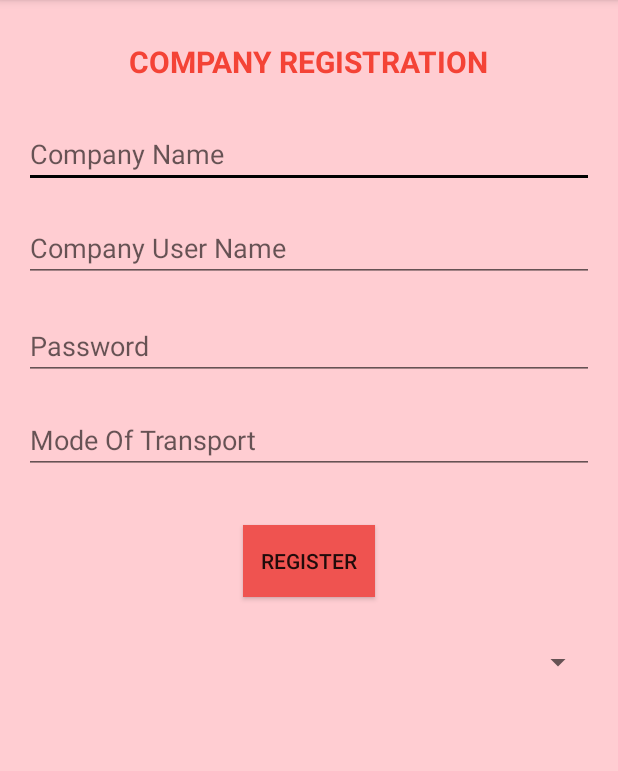
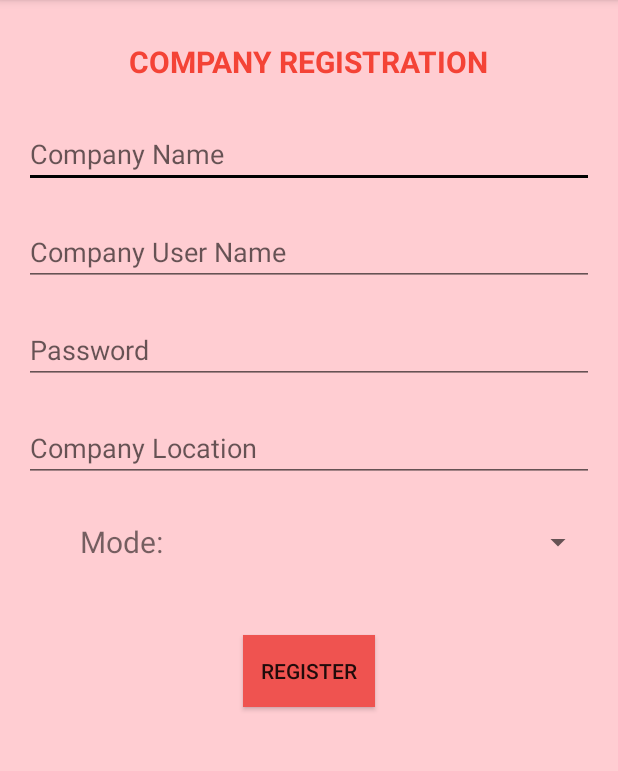
Before and after one commit to Utkarsh-Bajpai/STRS, an Android app: the CompanyRegisterActivity screen opened directly, with no data from a screen before it, on a phone screen of 412 x 824 dp, the part 84-855 px from its top. Run offline under Robolectric (Android 15) with nearby library versions, the phone set to English and light mode, and no system bars; 2 statements that could not run were skipped.

Commit message:
Completed UI + Added Spinners

```diff
--- a/app/src/main/java/com/example/android/strs/CompanyRegisterActivity.java
+++ b/app/src/main/java/com/example/android/strs/CompanyRegisterActivity.java
@@ -2,22 +2,80 @@ package com.example.android.strs;
 
 import android.support.v7.app.AppCompatActivity;
 import android.os.Bundle;
+import android.text.TextUtils;
+import android.view.View;
+import android.widget.AdapterView;
+import android.widget.ArrayAdapter;
 import android.widget.Button;
 import android.widget.EditText;
 import android.widget.Spinner;
 
 public class CompanyRegisterActivity extends AppCompatActivity {
 
+        private EditText etCMode;
+        private EditText etCName;
+        private EditText etCUsername;
+        private EditText etCPassword;
+        private Button bCRegister;
+        private Spinner modeSpinner;
+
+    private int mode = 0;
+
     @Override
     protected void onCreate(Bundle savedInstanceState) {
         super.onCreate(savedInstanceState);
         setContentView(R.layout.activity_company_register);
 
-        final EditText etCMode = (EditText) findViewById(R.id.etCMode);
-        final EditText etCName = (EditText) findViewById(R.id.etCName);
-        final EditText etCUsername = (EditText) findViewById(R.id.etCUsername);
-        final EditText etCPassword = (EditText) findViewById(R.id.etCPassword);
-        final Button bCRegister = (Button) findViewById(R.id.bCRegister);
+        // Find all relevant views that we will need to read user input from
+        etCMode = (EditText) findViewById(R.id.etCMode);
+        etCName = (EditText) findViewById(R.id.etCName);
+        etCUsername = (EditText) findViewById(R.id.etCUsername);
+        etCPassword = (EditText) findViewById(R.id.etCPassword);
+        bCRegister = (Button) findViewById(R.id.bCRegister);
+        modeSpinner = (Spinner) findViewById(R.id.spinner_Cmode);
+
+        setupSpinner();
 
     }
+
+    /**
+     * Setup the dropdown spinner that allows the user to select the gender of the pet.
+     */
+    private void setupSpinner() {
+        // Create adapter for spinner. The list options are from the String array it will use
+        // the spinner will use the default layout
+        ArrayAdapter genderSpinnerAdapter = ArrayAdapter.createFromResource(this,
+                R.array.array_mode_options, android.R.layout.simple_spinner_item);
+
+        // Specify dropdown layout style - simple list view with 1 item per line
+        genderSpinnerAdapter.setDropDownViewResource(android.R.layout.simple_dropdown_item_1line);
+
+        // Apply the adapter to the spinner
+        modeSpinner.setAdapter(genderSpinnerAdapter);
+
+        // Set the integer mSelected to the constant values
+        modeSpinner.setOnItemSelectedListener(new AdapterView.OnItemSelectedListener() {
+            @Override
+            public void onItemSelected(AdapterView<?> parent, View view, int position, long id) {
+                String selection = (String) parent.getItemAtPosition(position);
+                if (!TextUtils.isEmpty(selection)) {
+                    if (selection.equals(getString(R.string.mode_cab))) {
+                        mode = 1;//Cab
+                    } else if (selection.equals(getString(R.string.mode_bus))) {
+                        mode = 2;//Bus
+                    } else if (selection.equals(getString(R.string.mode_train))) {
+                        mode = 3;//Train
+                    } else {
+                        mode = 4;//Air Plane
+                    }
+                }
+            }
+
+            // Because AdapterView is an abstract class, onNothingSelected must be defined
+            @Override
+            public void onNothingSelected(AdapterView<?> parent) {
+                mode = 4;
+            }
+        });
+    }
 }
--- a/app/src/main/res/layout/activity_company_register.xml
+++ b/app/src/main/res/layout/activity_company_register.xml
@@ -14,7 +14,7 @@
     <TextView
         android:text="Company Registration"
         android:textAllCaps="true"
-        android:textSize="20dp"
+        android:textSize="20sp"
         android:layout_width="wrap_content"
         android:layout_height="wrap_content"
         android:layout_alignParentTop="true"
@@ -46,7 +46,7 @@
         android:layout_below="@+id/etCName"
         android:layout_alignParentLeft="true"
         android:layout_alignParentStart="true"
-        android:layout_marginTop="17dp"
+        android:layout_marginTop="20dp"
         android:id="@+id/etCUsername"
         android:layout_alignParentRight="true"
         android:layout_alignParentEnd="true"
@@ -74,30 +74,44 @@
         android:layout_below="@+id/etCPassword"
         android:layout_alignParentLeft="true"
         android:layout_alignParentStart="true"
-        android:layout_marginTop="17dp"
+        android:layout_marginTop="20dp"
         android:id="@+id/etCMode"
         android:layout_alignParentRight="true"
         android:layout_alignParentEnd="true"
-        android:hint="Mode Of Transport" />
+        android:hint="Company Location" />
+
+    <TextView
+        android:id="@+id/textView6"
+        android:layout_width="60sp"
+        android:layout_height="40sp"
+        android:textSize="20sp"
+        android:gravity="center"
+        android:text="Mode:"
+        android:layout_alignParentLeft="true"
+        android:layout_alignParentStart="true"
+        android:layout_alignTop="@+id/spinner_Cmode"
+        android:layout_toLeftOf="@+id/spinner_Cmode"
+        android:layout_toStartOf="@+id/spinner_Cmode" />
+
+    <Spinner
+        android:layout_width="250sp"
+        android:layout_height="40sp"
+        android:id="@+id/spinner_Cmode"
+        android:spinnerMode="dropdown"
+        android:hint="Mode of Transport Offered"
+        android:layout_below="@+id/etCMode"
+        android:layout_marginTop="20dp"
+        android:layout_alignParentRight="true"
+        android:layout_alignParentEnd="true" />
 
     <Button
         android:text="Register"
         android:layout_width="wrap_content"
         android:layout_height="wrap_content"
-        android:layout_below="@+id/etCMode"
-        android:layout_centerHorizontal="true"
-        android:layout_marginTop="34dp"
+        android:layout_marginTop="42dp"
         android:id="@+id/bCRegister"
-        android:background="#EF5350"/>
-
-    <Spinner
-        android:layout_width="match_parent"
-        android:layout_height="wrap_content"
-        android:layout_marginTop="31dp"
-        android:id="@+id/spinner1"
-        android:layout_below="@+id/bCRegister"
-        android:layout_alignParentLeft="true"
-        android:layout_alignParentStart="true"
-        android:spinnerMode="dropdown" />
+        android:background="#EF5350"
+        android:layout_below="@+id/spinner_Cmode"
+        android:layout_centerHorizontal="true" />
 
 </RelativeLayout>
--- a/app/src/main/res/layout/activity_customer_login.xml
+++ b/app/src/main/res/layout/activity_customer_login.xml
@@ -22,7 +22,7 @@
     <TextView
         android:text="Customer Login"
         android:textAllCaps="true"
-        android:textSize="20dp"
+        android:textSize="20sp"
         android:layout_width="wrap_content"
         android:layout_height="wrap_content"
         android:textColor="#1A237E"
@@ -86,7 +86,7 @@
     <TextView
         android:text="Register Here"
         android:textColor="#000000"
-        android:textSize="20dp"
+        android:textSize="20sp"
         android:layout_width="wrap_content"
         android:layout_height="wrap_content"
         android:id="@+id/tvRegisterHere"
--- a/app/src/main/res/layout/activity_splash.xml
+++ b/app/src/main/res/layout/activity_splash.xml
@@ -9,7 +9,7 @@
     android:paddingRight="@dimen/activity_horizontal_margin"
     android:paddingTop="@dimen/activity_vertical_margin"
     tools:context="com.example.android.strs.Splash"
-    android:background="#FFF176">
+    android:background="#FFF59D">
 
 
     <ImageView
@@ -25,7 +25,7 @@
     <TextView
         android:text="Smart Transport Reservation System"
         android:textAllCaps="true"
-        android:textSize="25dp"
+        android:textSize="25sp"
         android:layout_width="wrap_content"
         android:layout_height="wrap_content"
         android:textColor="#000000"
--- a/app/src/main/res/values/strings.xml
+++ b/app/src/main/res/values/strings.xml
@@ -1,3 +1,11 @@
 <resources>
+    <string name="gender_male">Male</string>
+    <string name="gender_female">Female</string>
+    <string name="gender_unknown">Unknown</string>
+    <string name="mode_airplane">Air Plane</string>
+    <string name="mode_cab">Cab/Taxi</string>
+    <string name="mode_train">Train</string>
+    <string name="mode_bus">Bus</string>
     <string name="app_name">STRS</string>
+
 </resources>
--- a/build.gradle
+++ b/build.gradle
@@ -5,7 +5,7 @@ buildscript {
         jcenter()
     }
     dependencies {
-        classpath 'com.android.tools.build:gradle:2.3.0'
+        classpath 'com.android.tools.build:gradle:2.3.1'
 
         // NOTE: Do not place your application dependencies here; they belong
         // in the individual module build.gradle files
```
Also changed, not shown: app/src/main/java/com/example/android/strs/CustomerRegisterActivity.java (+61 -11 lines), app/src/main/res/layout/activity_customer_register.xml (+27 -14 lines).
